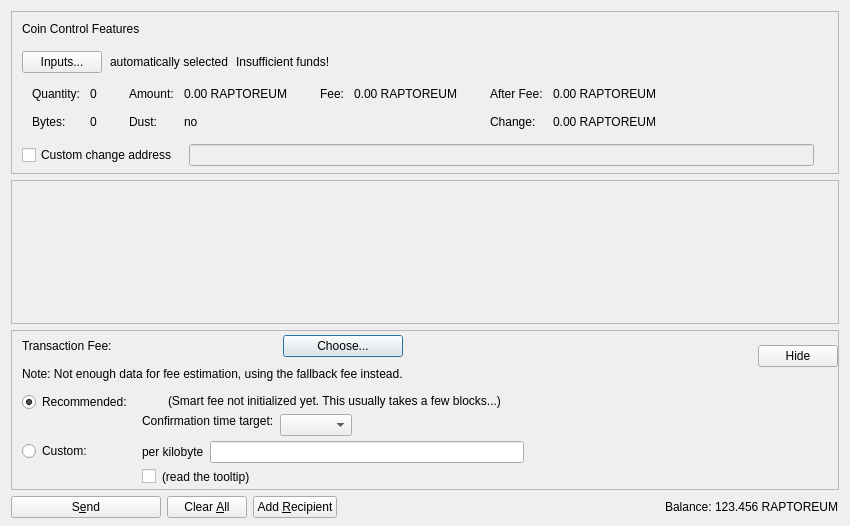
The window that src/qt/forms/sendcoinsdialog.ui (Raptor3um/raptoreum) describes before a commit, drawn with Qt 5.
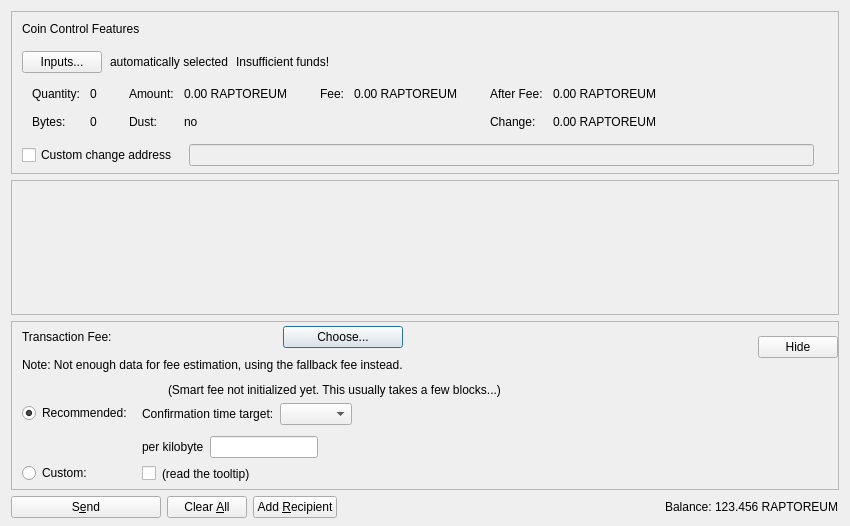
The same window after the commit. Custom widgets are drawn as their Qt base class.

What changed in the file:
```diff
--- a/src/qt/forms/sendcoinsdialog.ui
+++ b/src/qt/forms/sendcoinsdialog.ui
@@ -778,8 +778,11 @@
                <property name="spacing">
                 <number>6</number>
                </property>
+               <property name="topMargin">
+                <number>3</number>
+               </property>
                <item>
-                <layout class="QHBoxLayout" name="horizontalLayoutFee13">
+                <layout class="QHBoxLayout" name="horizontalLayoutFee13" stretch="0,0,1">
                  <item>
                   <widget class="QLabel" name="labelCustomPerKilobyte">
                    <property name="toolTip">
@@ -855,6 +858,12 @@
              </item>
              <item row="0" column="0">
               <layout class="QVBoxLayout" name="verticalLayoutFee4" stretch="0,1">
+               <property name="topMargin">
+                <number>20</number>
+               </property>
+               <property name="bottomMargin">
+                <number>3</number>
+               </property>
                <item>
                 <widget class="QRadioButton" name="radioSmartFee">
                  <property name="text">
@@ -885,6 +894,9 @@
              </item>
              <item row="1" column="0">
               <layout class="QVBoxLayout" name="verticalLayoutFee9" stretch="0,1">
+               <property name="topMargin">
+                <number>30</number>
+               </property>
                <item>
                 <widget class="QRadioButton" name="radioCustomFee">
                  <property name="text">
@@ -916,7 +928,10 @@
                 <number>6</number>
                </property>
                <property name="topMargin">
-                <number>2</number>
+                <number>0</number>
+               </property>
+               <property name="bottomMargin">
+                <number>3</number>
                </property>
                <item>
                 <layout class="QHBoxLayout" name="horizontalLayoutFee12">
@@ -976,19 +991,6 @@
                      </property>
                     </widget>
                    </item>
-                   <item>
-                    <spacer name="verticalSpacer_3">
-                     <property name="orientation">
-                      <enum>Qt::Vertical</enum>
-                     </property>
-                     <property name="sizeHint" stdset="0">
-                      <size>
-                       <width>1</width>
-                       <height>1</height>
-                      </size>
-                     </property>
-                    </spacer>
-                   </item>
                   </layout>
                  </item>
                  <item>
@@ -1145,7 +1147,7 @@
        <item>
         <widget class="QLabel" name="labelBalance">
          <property name="sizePolicy">
-          <sizepolicy hsizetype="Preferred" vsizetype="Fixed">
+          <sizepolicy hsizetype="Preferred" vsizetype="Preferred">
            <horstretch>0</horstretch>
            <verstretch>0</verstretch>
           </sizepolicy>
```
Left out of the diff: 2 changed lines with no effect on the pictures.
